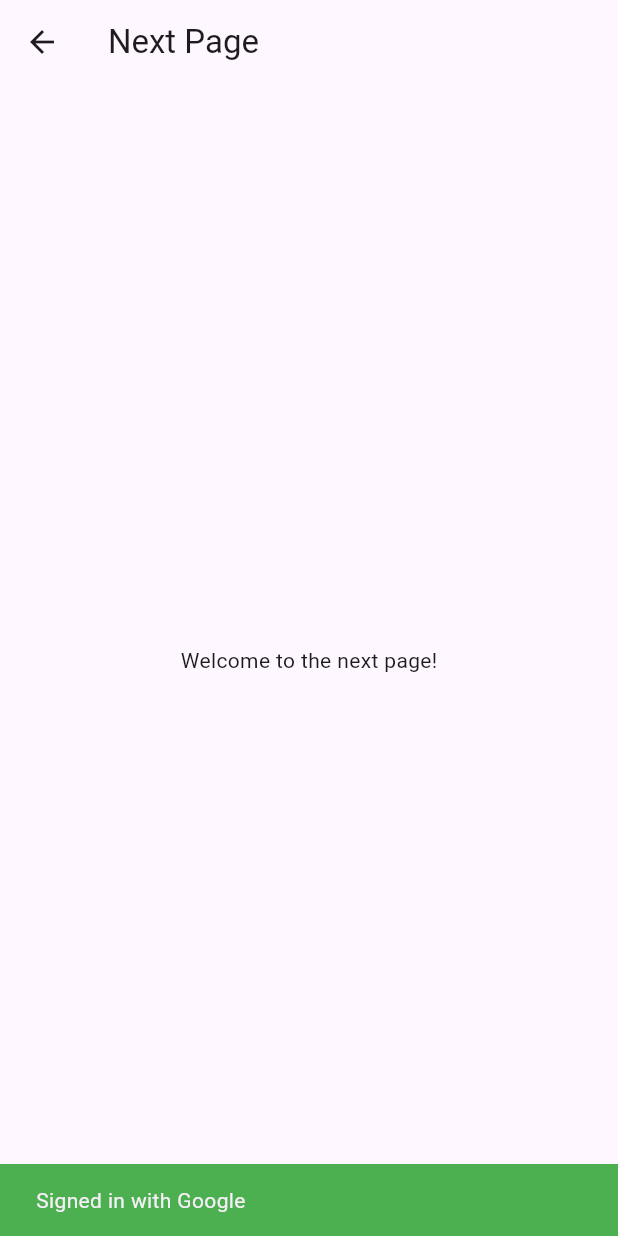
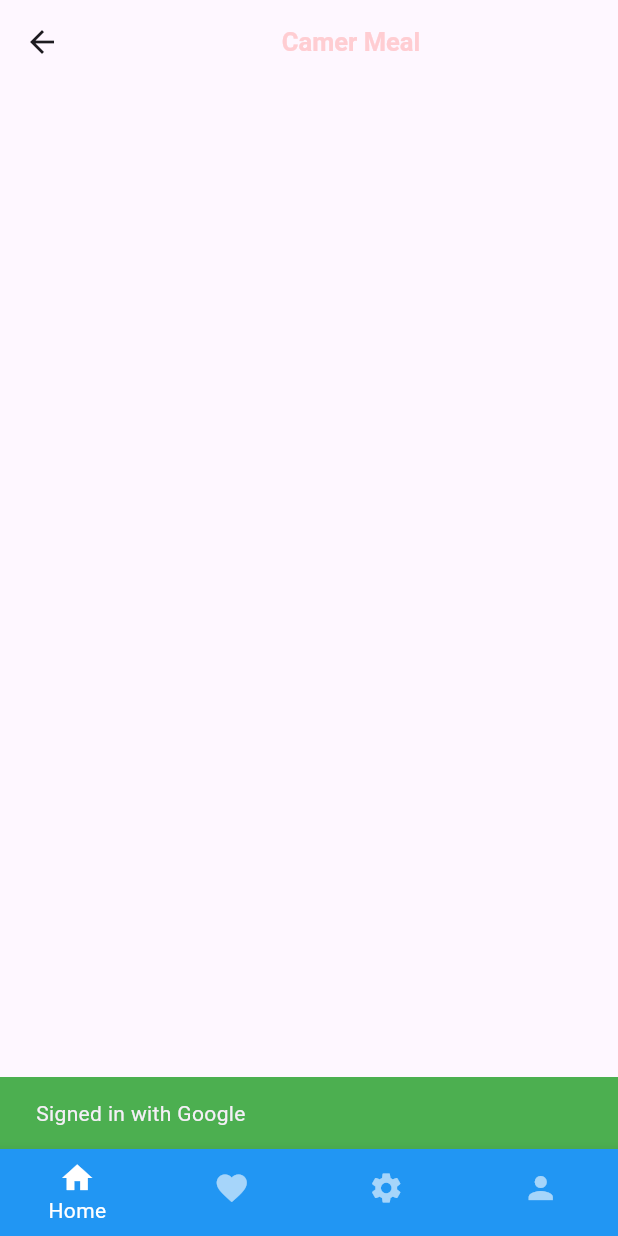
Before and after one commit to periclesngon/camer_meal, a Flutter app: the screen it shows after launch, after a tap on "Continue with Google", on a phone screen of 412 x 824 dp. Run offline on Flutter 3.47's test engine with Material 3 defaults, Android fonts, the phone set to English and light mode, and no system bars.

Commit message:
createde buttom nav bar with home favourite profile and settings

```diff
--- a/lib/main.dart
+++ b/lib/main.dart
@@ -1,5 +1,6 @@
 import 'package:camer_meals/pages/login_page.dart';
 import 'package:camer_meals/pages/signup_page.dart';
+import 'package:camer_meals/widget/button_bar.dart';
 import 'package:flutter/material.dart';
 
 void main() {
@@ -20,7 +21,7 @@ class MyApp extends StatelessWidget {
       routes: {
         '/': (context) => const LoginPage(),
         '/signup': (context) => const SignUpPage(),
-        '/next': (context) => const NextPage(),
+        '/next': (context) => const HomeScreen (),
       },
       debugShowCheckedModeBanner: false,
     );
--- /dev/null
+++ b/lib/pages/home_page.dart
@@ -0,0 +1,27 @@
+import 'package:flutter/material.dart';
+
+class Homepage extends StatefulWidget {
+  const Homepage({super.key});
+
+  @override
+  State<Homepage> createState() => _HomepageState();
+}
+
+class _HomepageState extends State<Homepage> {
+  @override
+  Widget build(BuildContext context) {
+    return Scaffold(
+      appBar: AppBar(
+        title: Center(
+            child: Text(
+          "Camer Meal",
+          style: TextStyle(
+              color: Colors.red.shade100,
+              fontSize: 17,
+              fontWeight: FontWeight.bold),
+        )),
+      ),
+      body: Column(),
+    );
+  }
+}
--- a/lib/pages/login_page.dart
+++ b/lib/pages/login_page.dart
@@ -1,3 +1,5 @@
+import 'package:camer_meals/pages/home_page.dart';
+import 'package:camer_meals/widget/button_bar.dart';
 import 'package:flutter/material.dart';
 
 // Import AuthService
@@ -32,7 +34,7 @@ class _LoginPageState extends State<LoginPage> {
       // Navigate to the next page
       Navigator.push(
         context,
-        MaterialPageRoute(builder: (context) => const NextPage()),
+        MaterialPageRoute(builder: (context) => const HomeScreen()),
       );
     }
   }
@@ -48,7 +50,7 @@ class _LoginPageState extends State<LoginPage> {
     // Navigate to the next page
     Navigator.push(
       context,
-      MaterialPageRoute(builder: (context) => const NextPage()),
+      MaterialPageRoute(builder: (context) => const HomeScreen()),
     );
   }
 
@@ -63,7 +65,7 @@ class _LoginPageState extends State<LoginPage> {
     // Navigate to the next page
     Navigator.push(
       context,
-      MaterialPageRoute(builder: (context) => const NextPage()),
+      MaterialPageRoute(builder: (context) => const HomeScreen()),
     );
   }
 
@@ -78,7 +80,7 @@ class _LoginPageState extends State<LoginPage> {
     // Navigate to the next page
     Navigator.push(
       context,
-      MaterialPageRoute(builder: (context) => const NextPage()),
+      MaterialPageRoute(builder: (context) => const HomeScreen()),
     );
   }
 
@@ -104,7 +106,8 @@ class _LoginPageState extends State<LoginPage> {
               Center(
                 child: Image.asset(
                   'lib/pages/assets/camerlogo.png', // Replace with your logo path
-                  height: 100, // Adjust the size as needed
+                  height: 100,
+                  // Adjust the size as needed
                 ),
               ),
               const SizedBox(height: 20), // Reduced spacing
@@ -285,22 +288,7 @@ class _LoginPageState extends State<LoginPage> {
   }
 }
 
-// Placeholder for the next page to navigate to after successful login
-class NextPage extends StatelessWidget {
-  const NextPage({super.key});
 
-  @override
-  Widget build(BuildContext context) {
-    return Scaffold(
-      appBar: AppBar(
-        title: const Text("Next Page"),
-      ),
-      body: const Center(
-        child: Text("Welcome to the next page!"),
-      ),
-    );
-  }
-}
 
 // Placeholder for the sign-up page
 class CreateAccount extends StatelessWidget {
--- /dev/null
+++ b/lib/widget/button_bar.dart
@@ -0,0 +1,64 @@
+import 'package:camer_meals/pages/favourite_page.dart';
+import 'package:camer_meals/pages/home_page.dart';
+import 'package:camer_meals/pages/profile_page.dart';
+import 'package:camer_meals/pages/setting_page.dart';
+import 'package:flutter/material.dart';
+    // Import ProfilePage
+
+class HomeScreen extends StatefulWidget {
+  const HomeScreen({super.key});
+
+  @override
+  State<HomeScreen> createState() => _HomeScreenState();
+}
+
+class _HomeScreenState extends State<HomeScreen> {
+  int _selectedIndex = 0;
+
+  static const List<Widget> _pages = <Widget>[
+    Homepage(),
+    FavoritePage(),
+    SettingsPage(),
+    ProfilePage(),
+  ];
+
+  void _onItemTapped(int index) {
+    setState(() {
+      _selectedIndex = index;
+    });
+  }
+
+  @override
+  Widget build(BuildContext context) {
+    return Scaffold(
+      body: _pages[_selectedIndex],
+      bottomNavigationBar: BottomNavigationBar(
+        type: BottomNavigationBarType.fixed,
+        backgroundColor: Colors.blue,  // Customize background color
+        selectedItemColor: Colors.white,  // Selected icon color
+        unselectedItemColor: Colors.white.withOpacity(0.6), // Unselected icon color
+        showUnselectedLabels: false,  // Hide labels of unselected items
+        currentIndex: _selectedIndex,
+        onTap: _onItemTapped,
+        items: const <BottomNavigationBarItem>[
+          BottomNavigationBarItem(
+            icon: Icon(Icons.home),
+            label: 'Home',
+          ),
+          BottomNavigationBarItem(
+            icon: Icon(Icons.favorite),
+            label: 'Favorites',
+          ),
+          BottomNavigationBarItem(
+            icon: Icon(Icons.settings),
+            label: 'Settings',
+          ),
+          BottomNavigationBarItem(
+            icon: Icon(Icons.person),
+            label: 'Profile',
+          ),
+        ],
+      ),
+    );
+  }
+}
```
Also changed, not shown: lib/pages/favourite_page.dart (added, +13 -0 lines), lib/pages/profile_page.dart (added, +13 -0 lines), lib/pages/setting_page.dart (added, +13 -0 lines), lib/next_page.dart (deleted), web_entrypoint.dart (added).
